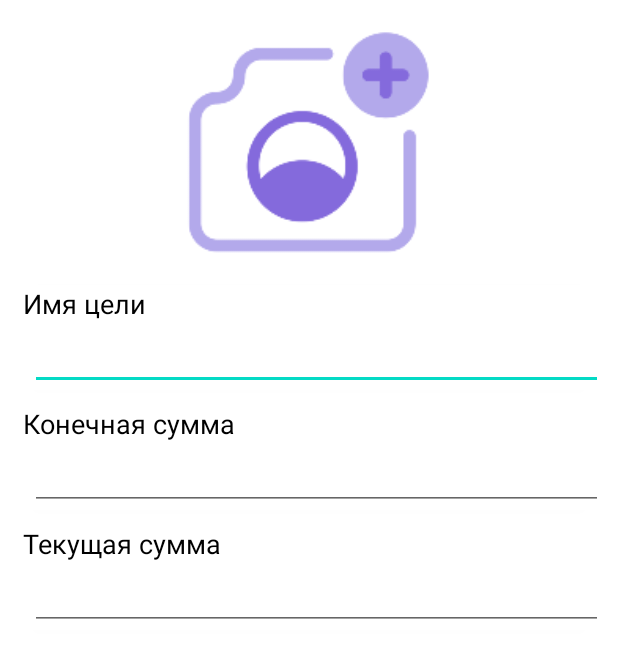
After one commit to kamidevelop/MyMatters, an Android app: the layout target_add_record.xml on its own in the app's theme, with its tools: preview values and no code run, on a phone screen of 412 x 824 dp. The commit adds this screen. Shown: the top 658 px of the screen. Run offline under Robolectric (Android 15) with nearby library versions, the phone set to English and light mode, and no system bars.

Commit message:
End dev scheme add record

```diff
--- /dev/null
+++ b/app/src/main/res/layout/target_add_record.xml
@@ -0,0 +1,137 @@
+<?xml version="1.0" encoding="utf-8"?>
+<androidx.constraintlayout.widget.ConstraintLayout xmlns:android="http://schemas.android.com/apk/res/android"
+    xmlns:app="http://schemas.android.com/apk/res-auto"
+    xmlns:tools="http://schemas.android.com/tools"
+    android:layout_width="match_parent"
+    android:layout_height="wrap_content">
+
+    <androidx.cardview.widget.CardView
+        android:id="@+id/cardView12"
+        android:layout_width="0dp"
+        android:layout_height="wrap_content"
+        android:layout_marginStart="10dp"
+        android:layout_marginTop="10dp"
+        android:layout_marginEnd="10dp"
+        app:cardCornerRadius="10dp"
+        app:layout_constraintEnd_toEndOf="parent"
+        app:layout_constraintStart_toStartOf="parent"
+        app:layout_constraintTop_toTopOf="parent">
+
+        <ImageView
+            android:id="@+id/imageView2"
+            android:layout_width="match_parent"
+            android:layout_height="170dp"
+            app:srcCompat="@mipmap/ic_camera_foreground" />
+    </androidx.cardview.widget.CardView>
+
+    <androidx.cardview.widget.CardView
+        android:id="@+id/cardView13"
+        android:layout_width="0dp"
+        android:layout_height="wrap_content"
+        android:layout_marginStart="10dp"
+        android:layout_marginTop="10dp"
+        android:layout_marginEnd="10dp"
+        app:cardCornerRadius="10dp"
+        app:layout_constraintEnd_toEndOf="parent"
+        app:layout_constraintStart_toStartOf="parent"
+        app:layout_constraintTop_toBottomOf="@+id/cardView12">
+
+        <LinearLayout
+            android:layout_width="match_parent"
+            android:layout_height="match_parent"
+            android:orientation="vertical">
+
+            <TextView
+                android:id="@+id/textView15"
+                android:layout_width="match_parent"
+                android:layout_height="wrap_content"
+                android:layout_marginStart="5dp"
+                android:text="@string/title_target_name"
+                android:textColor="#000000"
+                android:textSize="18sp" />
+
+            <EditText
+                android:id="@+id/editTextTextPersonName"
+                android:layout_width="match_parent"
+                android:layout_height="wrap_content"
+                android:layout_marginStart="10dp"
+                android:ems="10"
+                android:inputType="textPersonName" />
+        </LinearLayout>
+    </androidx.cardview.widget.CardView>
+
+    <androidx.cardview.widget.CardView
+        android:id="@+id/cardView14"
+        android:layout_width="0dp"
+        android:layout_height="wrap_content"
+        android:layout_marginStart="10dp"
+        android:layout_marginTop="10dp"
+        android:layout_marginEnd="10dp"
+        app:cardCornerRadius="10dp"
+        app:layout_constraintEnd_toEndOf="parent"
+        app:layout_constraintStart_toStartOf="parent"
+        app:layout_constraintTop_toBottomOf="@+id/cardView13">
+
+        <LinearLayout
+            android:layout_width="match_parent"
+            android:layout_height="match_parent"
+            android:orientation="vertical">
+
+            <TextView
+                android:id="@+id/textView16"
+                android:layout_width="wrap_content"
+                android:layout_height="wrap_content"
+                android:layout_marginStart="5dp"
+                android:text="@string/title_end_sum"
+                android:textColor="#000000"
+                android:textSize="18sp" />
+
+            <EditText
+                android:id="@+id/editTextTextPersonName2"
+                android:layout_width="match_parent"
+                android:layout_height="wrap_content"
+                android:layout_marginStart="10dp"
+                android:ems="10"
+                android:inputType="numberDecimal" />
+        </LinearLayout>
+
+    </androidx.cardview.widget.CardView>
+
+    <androidx.cardview.widget.CardView
+        android:layout_width="0dp"
+        android:layout_height="wrap_content"
+        android:layout_marginStart="10dp"
+        android:layout_marginTop="10dp"
+        android:layout_marginEnd="10dp"
+        android:layout_marginBottom="10dp"
+        app:cardCornerRadius="10dp"
+        app:layout_constraintBottom_toBottomOf="parent"
+        app:layout_constraintEnd_toEndOf="parent"
+        app:layout_constraintStart_toStartOf="parent"
+        app:layout_constraintTop_toBottomOf="@+id/cardView14">
+
+        <LinearLayout
+            android:layout_width="match_parent"
+            android:layout_height="match_parent"
+            android:orientation="vertical">
+
+            <TextView
+                android:id="@+id/textView17"
+                android:layout_width="match_parent"
+                android:layout_height="wrap_content"
+                android:layout_marginStart="5dp"
+                android:text="@string/title_current_sum"
+                android:textColor="#000000"
+                android:textSize="18sp" />
+
+            <EditText
+                android:id="@+id/editTextNumberDecimal"
+                android:layout_width="match_parent"
+                android:layout_height="wrap_content"
+                android:layout_marginStart="10dp"
+                android:ems="10"
+                android:inputType="numberDecimal" />
+        </LinearLayout>
+
+    </androidx.cardview.widget.CardView>
+</androidx.constraintlayout.widget.ConstraintLayout>
--- a/app/src/main/res/values/strings.xml
+++ b/app/src/main/res/values/strings.xml
@@ -29,4 +29,6 @@
     <string name="title_target_name">Имя цели</string>
     <string name="title_in_progress">В процессе</string>
     <string name="title_completed">Достигнута</string>
+    <string name="title_end_sum">Конечная сумма</string>
+    <string name="title_current_sum">Текущая сумма</string>
 </resources>
```
